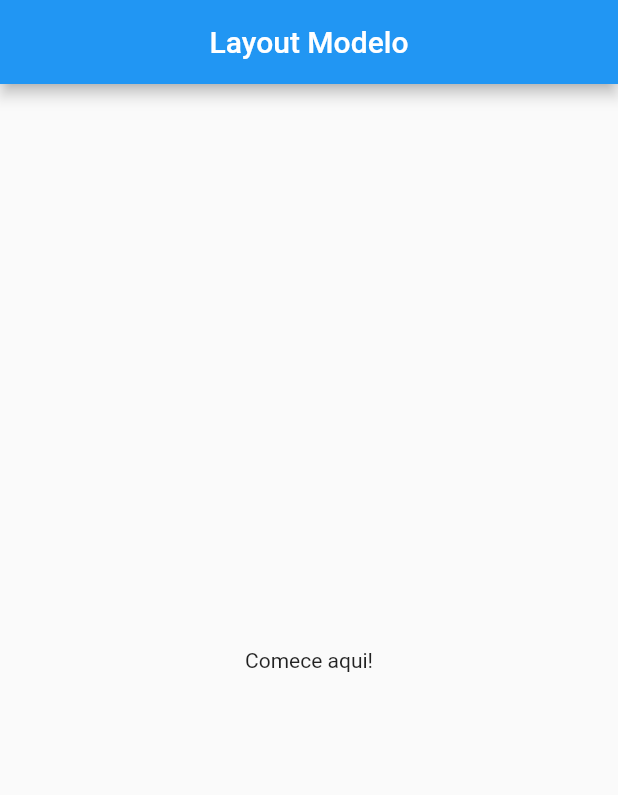
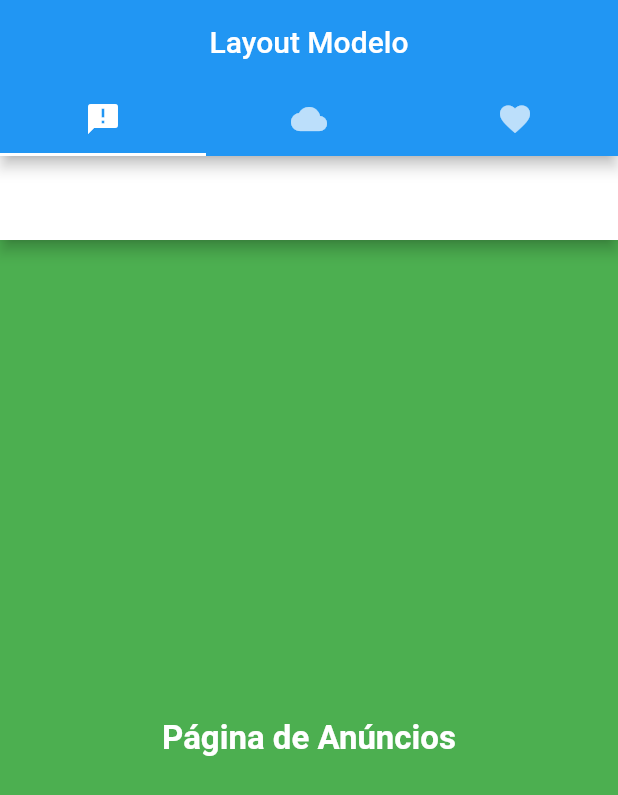
Before and after one commit to Mannelz/Flutter, a Flutter app: the screen it shows after launch, on a phone screen of 412 x 824 dp. Shown: the top 795 px of the screen. Run offline on Flutter 3.47's test engine with Material 2 defaults, Android fonts, the phone set to English and light mode, and no system bars; our stand-ins replace fluttertoast; project files that could hold a hidden picture were left out.

Commit message:
create tab bar

```diff
--- a/base_application/lib/tab_bar/main.dart
+++ b/base_application/lib/tab_bar/main.dart
@@ -1,4 +1,5 @@
 import 'package:flutter/material.dart';
+import 'pages/home_page.dart';
 
 main() => runApp(const MyApp());
 
@@ -20,26 +21,3 @@ class MyApp extends StatelessWidget
     );
   }
 }
-
-class HomePage extends StatelessWidget
-{
-  const HomePage({super.key});
-
-  @override
-  Widget build(BuildContext context)
-  {
-    return Scaffold
-    (
-      appBar: AppBar
-      (
-        title: const Text("Layout Modelo"),
-        centerTitle: true,
-      ),
-
-      body: const Center
-      (
-        child: Text("Comece aqui!"),
-      ),
-    );
-  }
-}
--- /dev/null
+++ b/base_application/lib/tab_bar/pages/anuncios_page.dart
@@ -0,0 +1,35 @@
+import 'package:flutter/material.dart';
+
+class AnunciosPage extends StatelessWidget
+{
+  const AnunciosPage({super.key});
+
+  @override
+  Widget build(BuildContext context)
+  {
+    return Scaffold
+    (
+      backgroundColor: Colors.green,
+      appBar: AppBar
+      (
+        title: const Text('Página de Anúncios'),
+        backgroundColor: Theme.of(context).colorScheme.inversePrimary,
+        centerTitle: true,
+      ),
+
+      body: const Center
+      (
+        child: Text
+        (
+          "Página de Anúncios",
+          style: TextStyle
+          (
+            fontSize: 22,
+            color: Colors.white,
+            fontWeight: FontWeight.bold,
+          ),
+        ),
+      ),
+    );
+  }
+}
--- /dev/null
+++ b/base_application/lib/tab_bar/pages/home_page.dart
@@ -0,0 +1,46 @@
+import 'package:base_application/tab_bar/pages/anuncios_page.dart';
+import 'package:base_application/tab_bar/pages/dados_page.dart';
+import 'package:base_application/tab_bar/pages/favoritos_page.dart';
+import 'package:flutter/material.dart';
+
+class HomePage extends StatelessWidget
+{
+  const HomePage({super.key});
+
+  @override
+  Widget build(BuildContext context)
+  {
+    return DefaultTabController
+    (
+      length: 3,
+
+      child: Scaffold
+      (
+        appBar: AppBar
+        (
+          title: const Text("Layout Modelo"),
+          centerTitle: true,
+          bottom: const TabBar
+          (
+            tabs:
+            [
+              Tab(icon: Icon(Icons.announcement)),
+              Tab(icon: Icon(Icons.cloud)),
+              Tab(icon: Icon(Icons.favorite)),
+            ],
+          ),
+        ),
+
+        body: const TabBarView
+        (
+          children:
+          [
+            AnunciosPage(),
+            DadosPage(),
+            FavoritosPage(),
+          ],
+        ),
+      ),
+    );
+  }
+}
```
Also changed, not shown: base_application/lib/tab_bar/pages/dados_page.dart (added, +35 -0 lines), base_application/lib/tab_bar/pages/favoritos_page.dart (added, +34 -0 lines).
